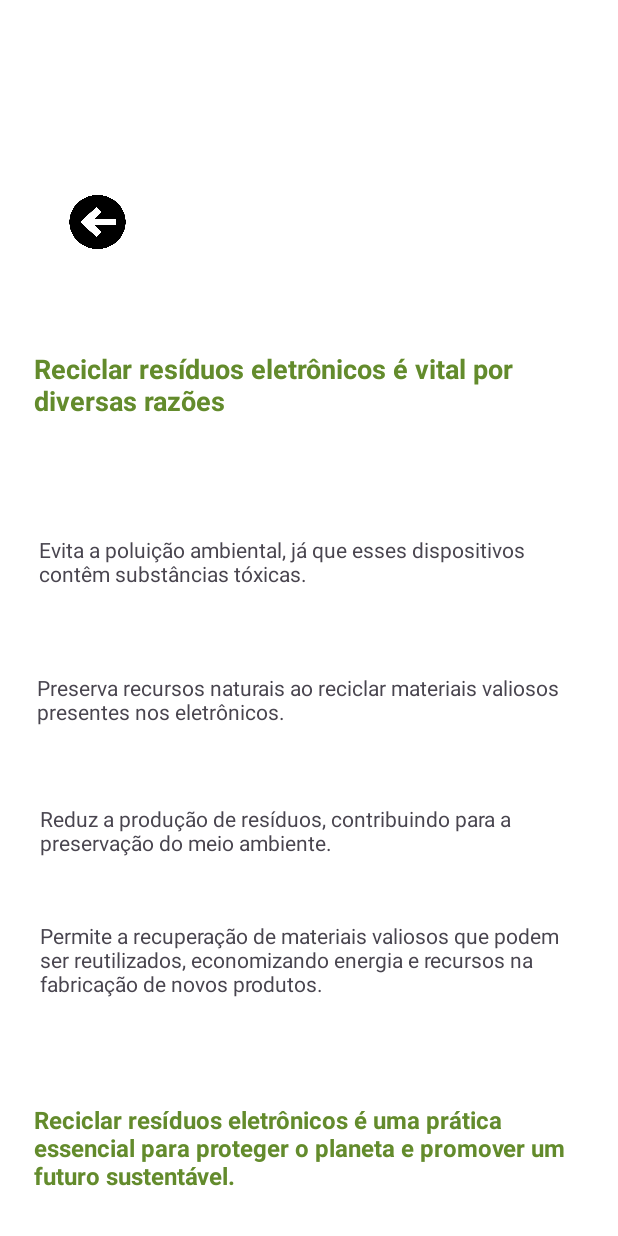
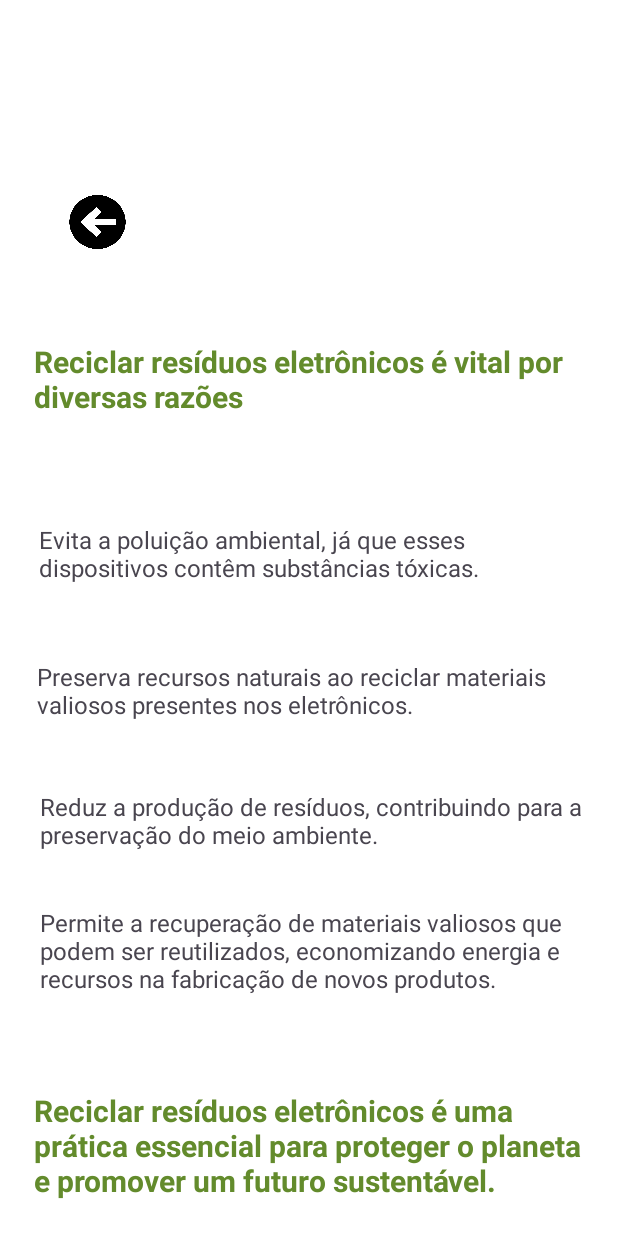
Before and after one commit to MatheusAlvesCavalcante/EcoTech, an Android app: the layout importancia_rec.xml on its own in the app's theme, with its tools: preview values and no code run, on a phone screen of 412 x 824 dp. Run offline under Robolectric (Android 15) with nearby library versions, the phone set to English and light mode, and no system bars.

Commit message:
mudei o tamanho da fonte

```diff
--- /dev/null
+++ b/app/src/main/res/drawable/baseline_arrow_circle_left_24.xml
@@ -0,0 +1,5 @@
+<vector android:height="24dp" android:tint="#00FD50"
+    android:viewportHeight="24" android:viewportWidth="24"
+    android:width="24dp" xmlns:android="http://schemas.android.com/apk/res/android">
+    <path android:fillColor="@android:color/white" android:pathData="M2,12c0,5.52 4.48,10 10,10s10,-4.48 10,-10c0,-5.52 -4.48,-10 -10,-10C6.48,2 2,6.48 2,12zM12,11l4,0v2l-4,0l0,3l-4,-4l4,-4L12,11z"/>
+</vector>
--- a/app/src/main/res/layout/descarte_residuo.xml
+++ b/app/src/main/res/layout/descarte_residuo.xml
@@ -17,6 +17,7 @@
 
     <!-- Small Waste Button -->
 
+
     <TextView
         android:layout_width="wrap_content"
         android:layout_height="wrap_content"
@@ -27,6 +28,7 @@
         android:textColor="#689F38"
         android:textSize="24sp"
         android:textStyle="bold" />
+
 
     <Button
         android:id="@+id/smallWasteButton"
--- a/app/src/main/res/layout/importancia_rec.xml
+++ b/app/src/main/res/layout/importancia_rec.xml
@@ -49,7 +49,7 @@
         android:padding="8dp"
         android:text="@string/texto10"
         android:textColor="#638B2C"
-        android:textSize="16sp"
+        android:textSize="20sp"
         android:textStyle="bold"
         app:layout_constraintBottom_toBottomOf="parent"
         app:layout_constraintEnd_toEndOf="parent"
@@ -71,7 +71,8 @@
         app:layout_constraintBottom_toTopOf="@+id/textView7"
         app:layout_constraintEnd_toEndOf="parent"
         app:layout_constraintStart_toStartOf="parent"
-        app:layout_constraintTop_toBottomOf="@+id/textView5" />
+        app:layout_constraintTop_toBottomOf="@+id/textView5"
+        android:textSize="16sp"/>
 
     <TextView
         android:id="@+id/textView5"
@@ -87,7 +88,8 @@
         app:layout_constraintBottom_toTopOf="@+id/textView6"
         app:layout_constraintEnd_toEndOf="parent"
         app:layout_constraintStart_toStartOf="parent"
-        app:layout_constraintTop_toBottomOf="@+id/textView4" />
+        app:layout_constraintTop_toBottomOf="@+id/textView4"
+        android:textSize="16sp"/>
 
     <TextView
         android:id="@+id/textView4"
@@ -104,9 +106,7 @@
         app:layout_constraintEnd_toEndOf="parent"
         app:layout_constraintStart_toStartOf="parent"
         app:layout_constraintTop_toBottomOf="@+id/textView"
-
-
-
+        android:textSize="16sp"
         />
 
     <TextView
@@ -124,7 +124,8 @@
         app:layout_constraintEnd_toEndOf="parent"
         app:layout_constraintHorizontal_bias="0.333"
         app:layout_constraintStart_toStartOf="parent"
-        app:layout_constraintTop_toBottomOf="@+id/textView2" />
+        app:layout_constraintTop_toBottomOf="@+id/textView2"
+        android:textSize="16sp"/>
 
     <TextView
         android:id="@+id/textView2"
@@ -138,10 +139,11 @@
         android:padding="8dp"
         android:text="@string/importancia_rec"
         android:textColor="#638B2C"
-        android:textSize="18sp"
+        android:textSize="20sp"
         android:textStyle="bold"
         app:layout_constraintBottom_toTopOf="@+id/textView"
         app:layout_constraintEnd_toEndOf="parent"
         app:layout_constraintStart_toStartOf="parent"
-        app:layout_constraintTop_toBottomOf="@+id/btn_bem_vindo" />
+        app:layout_constraintTop_toBottomOf="@+id/btn_bem_vindo"
+        />
 </androidx.constraintlayout.widget.ConstraintLayout>
```
